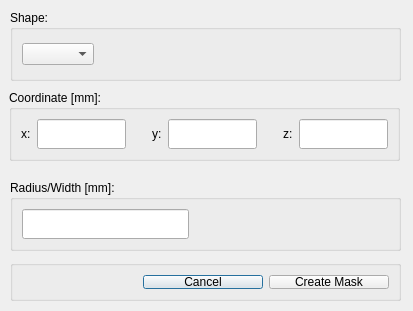
This is src/ui/create_mask.ui in pfechd/jabe as Qt 5 draws it before an edit. The edited form follows.
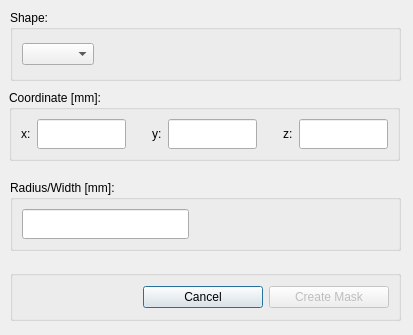
This is the edited form.

Commit message: Change height of cancel and create button

Diff of the .ui file:
```diff
--- a/src/ui/create_mask.ui
+++ b/src/ui/create_mask.ui
@@ -7,7 +7,7 @@
     <x>0</x>
     <y>0</y>
     <width>413</width>
-    <height>311</height>
+    <height>335</height>
    </rect>
   </property>
   <property name="windowTitle">
@@ -178,9 +178,9 @@
    <property name="geometry">
     <rect>
      <x>10</x>
-     <y>260</y>
+     <y>270</y>
      <width>391</width>
-     <height>41</height>
+     <height>51</height>
     </rect>
    </property>
    <layout class="QHBoxLayout" name="horizontalLayout_4">
@@ -211,7 +211,7 @@
       <property name="maximumSize">
        <size>
         <width>230</width>
-        <height>40</height>
+        <height>16777215</height>
        </size>
       </property>
       <property name="text">
@@ -222,7 +222,7 @@
     <item>
      <widget class="QPushButton" name="pushButton_create">
       <property name="enabled">
-       <bool>true</bool>
+       <bool>false</bool>
       </property>
       <property name="minimumSize">
        <size>
```
The commit also changes 1 other file.
